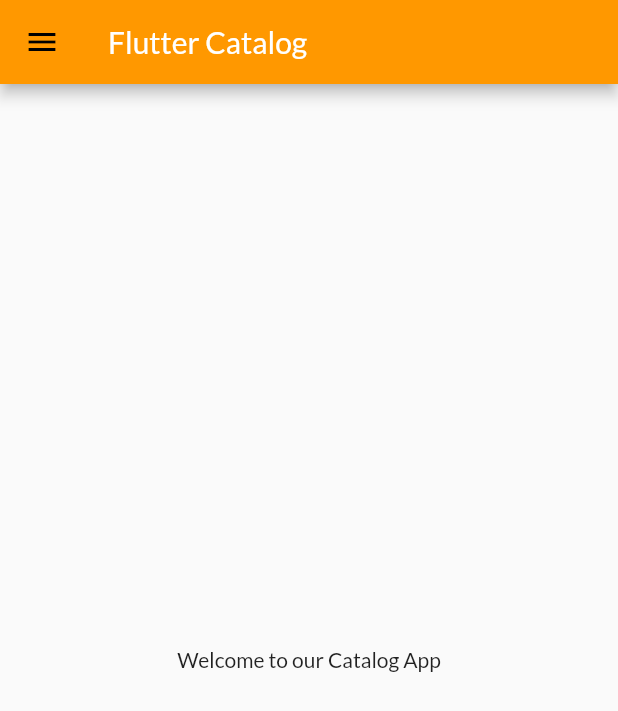
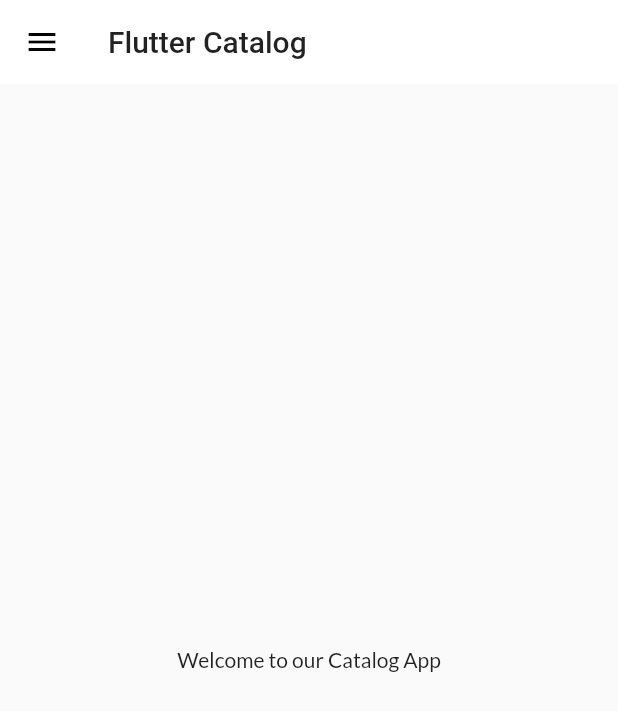
Before and after one commit to Amit-Rohila33/flutter_catalog, a Flutter app: the screen it shows after launch, on a phone screen of 412 x 824 dp. Shown: the top 711 px of the screen. Run offline on Flutter 3.47's test engine with Material 2 defaults, Android fonts, the phone set to English and light mode, and no system bars; our stand-ins replace google_fonts.

Commit message:
themes extracted

```diff
--- a/lib/main.dart
+++ b/lib/main.dart
@@ -2,6 +2,8 @@ import 'package:flutter/material.dart';
 import 'package:flutter_catalog/pages/home_page.dart';
 import 'package:flutter_catalog/pages/login_page.dart';
 import 'package:flutter_catalog/utils/routes.dart';
+import 'package:flutter_catalog/widgets/drawer.dart';
+import 'package:flutter_catalog/widgets/theme.dart';
 import 'package:google_fonts/google_fonts.dart';
 
 void main() {
@@ -15,11 +17,8 @@ class MyApp extends StatelessWidget {
   Widget build(BuildContext context) {
     return MaterialApp(
       themeMode: ThemeMode.light,
-      theme: ThemeData(
-        primarySwatch: Colors.orange,
-        fontFamily: GoogleFonts.lato().fontFamily,
-      ),
-      darkTheme: ThemeData(brightness: Brightness.dark),
+      theme: MyTheme.lightTheme(context),
+      darkTheme: MyTheme.darkTheme(context),
       initialRoute: MyRoutes.homeRoute,
       routes: {
         "/": (context) => LoginPage(),
--- a/lib/pages/home_page.dart
+++ b/lib/pages/home_page.dart
@@ -7,10 +7,7 @@ class HomePage extends StatelessWidget {
   Widget build(BuildContext context) {
     return Scaffold(
       appBar: AppBar(
-        title: Text(
-          "Flutter Catalog",
-          style: TextStyle(color: Colors.white),
-        ),
+        title: Text("Flutter Catalog"),
       ),
       body: Center(
         child: Container(
--- /dev/null
+++ b/lib/widgets/theme.dart
@@ -0,0 +1,16 @@
+import 'package:flutter/material.dart';
+import 'package:google_fonts/google_fonts.dart';
+
+class MyTheme {
+  static ThemeData lightTheme(BuildContext context) => ThemeData(
+      primarySwatch: Colors.orange,
+      fontFamily: GoogleFonts.lato().fontFamily,
+      appBarTheme: AppBarTheme(
+          color: Colors.white,
+          elevation: 0.0,
+          iconTheme: IconThemeData(color: Colors.black),
+          textTheme: Theme.of(context).textTheme));
+
+  static ThemeData darkTheme(BuildContext context) =>
+      ThemeData(brightness: Brightness.dark);
+}
```
